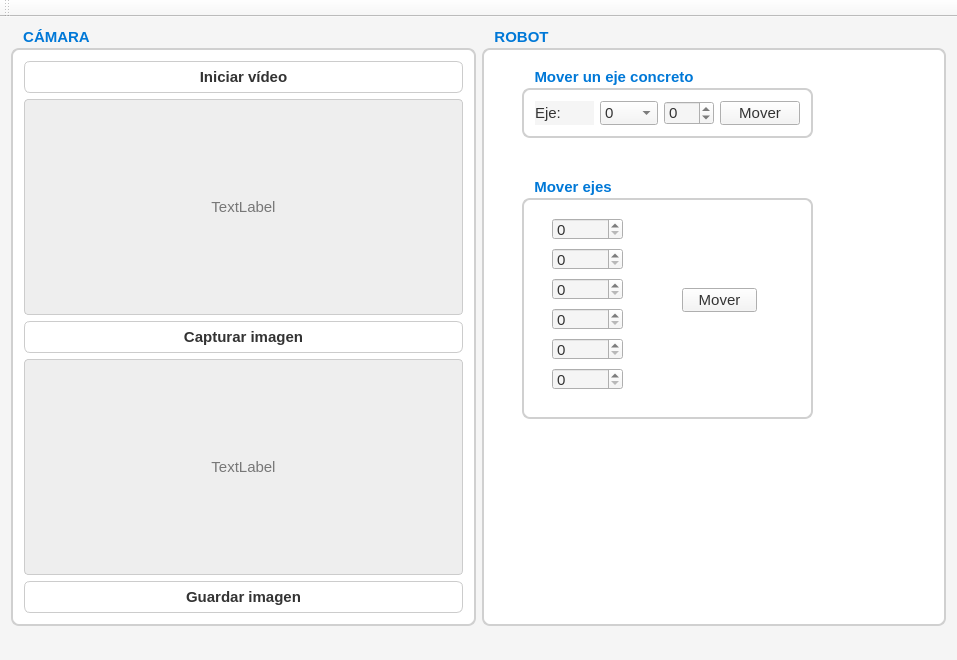
This is interfaz_robot/interfaz_robot.ui in AidaM00/interfaz_robot as Qt 5 draws it before an edit. The edited form follows.
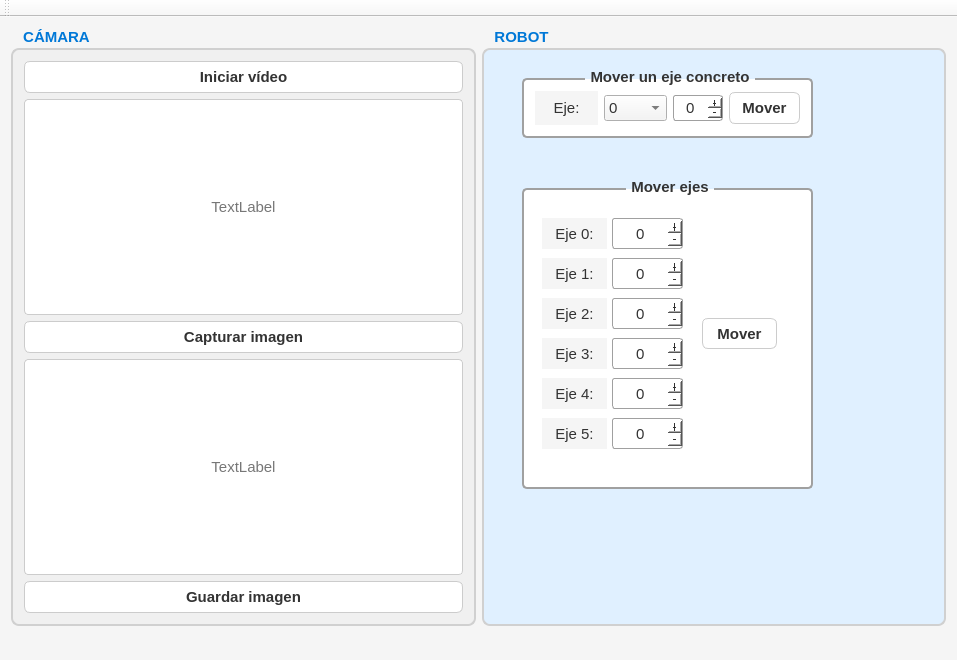
This is the edited form.

Commit message: cambios estéticos de la interfaz

The edit to the form file:
```diff
--- a/interfaz_robot/interfaz_robot.ui
+++ b/interfaz_robot/interfaz_robot.ui
@@ -28,7 +28,7 @@
      <widget class="QGroupBox" name="groupBox_camara">
       <property name="styleSheet">
        <string notr="true">QGroupBox {
-    background-color: #ffffff;
+    background-color: #F0F0F0; /* gris clarito */
     border: 2px solid #d0d0d0;
     border-radius: 8px;
     margin-top: 20px;
@@ -47,6 +47,9 @@
       <property name="title">
        <string>CÁMARA</string>
       </property>
+      <property name="alignment">
+       <set>Qt::AlignCenter</set>
+      </property>
       <layout class="QVBoxLayout" name="verticalLayout">
        <item>
         <widget class="QPushButton" name="btnInicio">
@@ -92,11 +95,13 @@
         <widget class="QLabel" name="lblInicio">
          <property name="styleSheet">
           <string notr="true">QLabel {
-    background-color: #eeeeee;
+    background-color: #ffffff;
     border: 1px solid #cccccc;
     border-radius: 4px;
     color: #777777;
-}</string>
+}
+
+</string>
          </property>
          <property name="frameShape">
           <enum>QFrame::Box</enum>
@@ -150,7 +155,7 @@
         <widget class="QLabel" name="lblCaptura">
          <property name="styleSheet">
           <string notr="true">QLabel {
-    background-color: #eeeeee;
+    background-color: #ffffff;
     border: 1px solid #cccccc;
     border-radius: 4px;
     color: #777777;
@@ -211,7 +216,7 @@
      <widget class="QGroupBox" name="groupBox_robot">
       <property name="styleSheet">
        <string notr="true">QGroupBox {
-    background-color: #ffffff;       /* blanco dentro de cada sección */
+    background-color: #E0F0FF;  /* azul claro */
     border: 2px solid #d0d0d0;
     border-radius: 8px;
     margin-top: 20px;                /* espacio para el título */
@@ -230,6 +235,12 @@
       <property name="title">
        <string>ROBOT</string>
       </property>
+      <property name="alignment">
+       <set>Qt::AlignCenter</set>
+      </property>
+      <property name="checkable">
+       <bool>false</bool>
+      </property>
       <widget class="QGroupBox" name="groupBox_movimiento">
        <property name="geometry">
         <rect>
@@ -239,15 +250,59 @@
          <height>70</height>
         </rect>
        </property>
+       <property name="styleSheet">
+        <string notr="true">QGroupBox {
+    background-color: rgb(255, 255, 255);
+    border: 2px solid #A0A0A0;  /* borde gris */
+    border-radius: 5px;
+    margin-top: 10px;
+    font-weight: bold;
+}
+
+QGroupBox::title {
+    subcontrol-origin: margin;
+    subcontrol-position: top center; /* título centrado */
+    padding: 0 3px;
+    color: #333333;
+}
+
+QSpinBox {
+    background-color: #FFFFFF;
+    border: 1px solid #A0A0A0;
+    border-radius: 3px;
+    padding: 2px;
+}
+
+QPushButton {
+    background-color: #87CEFA; /* azul cielo */
+    border: 1px solid #555;
+    border-radius: 5px;
+    padding: 5px;
+}
+
+QPushButton:hover {
+    background-color: #00BFFF; /* azul más intenso al pasar el ratón */
+}
+</string>
+       </property>
        <property name="title">
         <string>Mover un eje concreto</string>
        </property>
        <layout class="QHBoxLayout" name="horizontalLayout">
         <item>
-         <widget class="QLabel" name="label">
+         <widget class="QLabel" name="label_eje_solo">
+          <property name="layoutDirection">
+           <enum>Qt::LeftToRight</enum>
+          </property>
+          <property name="styleSheet">
+           <string notr="true"/>
+          </property>
           <property name="text">
            <string>Eje:</string>
           </property>
+          <property name="alignment">
+           <set>Qt::AlignCenter</set>
+          </property>
          </widget>
         </item>
         <item>
@@ -304,6 +359,12 @@
             <height>0</height>
            </size>
           </property>
+          <property name="alignment">
+           <set>Qt::AlignCenter</set>
+          </property>
+          <property name="buttonSymbols">
+           <enum>QAbstractSpinBox::PlusMinus</enum>
+          </property>
           <property name="minimum">
            <number>-90</number>
           </property>
@@ -314,6 +375,36 @@
         </item>
         <item>
          <widget class="QPushButton" name="btnMover1">
+          <property name="styleSheet">
+           <string notr="true">QPushButton {
+    background-color: #ffffff;       
+    border: 1px solid #cccccc;       
+    border-radius: 6px;              
+    padding: 6px 12px;               
+    color: #333333;                  
+    font-weight: bold;
+}
+
+/* Al pasar el ratón por encima */
+QPushButton:hover {
+    background-color: #e6f0ff;       /* azul muy claro (efecto hover) */
+    border: 1px solid #99c2ff;
+}
+
+/* Al hacer clic */
+QPushButton:pressed {
+    background-color: #cce0ff;       /* azul un poco más fuerte */
+    border: 1px solid #66a3ff;
+}
+
+/* Si está deshabilitado */
+QPushButton:disabled {
+    background-color: #f0f0f0;
+    color: #aaaaaa;
+    border: 1px solid #dddddd;
+}
+</string>
+          </property>
           <property name="text">
            <string>Mover</string>
           </property>
@@ -327,31 +418,101 @@
          <x>40</x>
          <y>150</y>
          <width>291</width>
-         <height>241</height>
+         <height>311</height>
         </rect>
        </property>
+       <property name="styleSheet">
+        <string notr="true">QGroupBox {
+	background-color: rgb(255, 255, 255);
+    border: 2px solid #A0A0A0;  /* borde gris */
+    border-radius: 5px;
+    margin-top: 10px;
+    font-weight: bold;
+}
+
+QGroupBox::title {
+    subcontrol-origin: margin;
+    subcontrol-position: top center; /* título centrado */
+    padding: 0 3px;
+    color: #333333;
+}
+
+QSpinBox {
+    background-color: #FFFFFF;
+    border: 1px solid #A0A0A0;
+    border-radius: 3px;
+    padding: 2px;
+}
+
+QPushButton {
+    background-color: #87CEFA; /* azul cielo */
+    border: 1px solid #555;
+    border-radius: 5px;
+    padding: 5px;
+}
+
+QPushButton:hover {
+    background-color: #00BFFF; /* azul más intenso al pasar el ratón */
+}
+</string>
+       </property>
        <property name="title">
         <string>Mover ejes</string>
        </property>
        <widget class="QSpinBox" name="spinEje0">
         <property name="geometry">
          <rect>
-          <x>30</x>
+          <x>90</x>
           <y>40</y>
           <width>71</width>
-          <height>22</height>
+          <height>31</height>
          </rect>
         </property>
+        <property name="alignment">
+         <set>Qt::AlignCenter</set>
+        </property>
+        <property name="buttonSymbols">
+         <enum>QAbstractSpinBox::PlusMinus</enum>
+        </property>
        </widget>
        <widget class="QPushButton" name="btnMoverTodos">
         <property name="geometry">
          <rect>
-          <x>160</x>
-          <y>110</y>
+          <x>180</x>
+          <y>140</y>
           <width>75</width>
-          <height>24</height>
+          <height>31</height>
          </rect>
         </property>
+        <property name="styleSheet">
+         <string notr="true">QPushButton {
+    background-color: #ffffff;       
+    border: 1px solid #cccccc;       
+    border-radius: 6px;              
+    padding: 6px 12px;               
+    color: #333333;                  
+    font-weight: bold;
+}
+
+/* Al pasar el ratón por encima */
+QPushButton:hover {
+    background-color: #e6f0ff;       /* azul muy claro (efecto hover) */
+    border: 1px solid #99c2ff;
+}
+
+/* Al hacer clic */
+QPushButton:pressed {
+    background-color: #cce0ff;       /* azul un poco más fuerte */
+    border: 1px solid #66a3ff;
+}
+
+/* Si está deshabilitado */
+QPushButton:disabled {
+    background-color: #f0f0f0;
+    color: #aaaaaa;
+    border: 1px solid #dddddd;
+}</string>
+        </property>
         <property name="text">
          <string>Mover</string>
         </property>
@@ -359,51 +520,210 @@
        <widget class="QSpinBox" name="spinEje1">
         <property name="geometry">
          <rect>
-          <x>30</x>
-          <y>70</y>
+          <x>90</x>
+          <y>80</y>
           <width>71</width>
-          <height>22</height>
+          <height>31</height>
          </rect>
         </property>
+        <property name="alignment">
+         <set>Qt::AlignCenter</set>
+        </property>
+        <property name="buttonSymbols">
+         <enum>QAbstractSpinBox::PlusMinus</enum>
+        </property>
        </widget>
        <widget class="QSpinBox" name="spinEje2">
         <property name="geometry">
          <rect>
-          <x>30</x>
-          <y>100</y>
+          <x>90</x>
+          <y>120</y>
           <width>71</width>
-          <height>22</height>
+          <height>31</height>
          </rect>
         </property>
+        <property name="alignment">
+         <set>Qt::AlignCenter</set>
+        </property>
+        <property name="buttonSymbols">
+         <enum>QAbstractSpinBox::PlusMinus</enum>
+        </property>
        </widget>
        <widget class="QSpinBox" name="spinEje3">
         <property name="geometry">
          <rect>
-          <x>30</x>
-          <y>130</y>
+          <x>90</x>
+          <y>160</y>
           <width>71</width>
-          <height>22</height>
+          <height>31</height>
          </rect>
         </property>
+        <property name="alignment">
+         <set>Qt::AlignCenter</set>
+        </property>
+        <property name="buttonSymbols">
+         <enum>QAbstractSpinBox::PlusMinus</enum>
+        </property>
        </widget>
        <widget class="QSpinBox" name="spinEje4">
         <property name="geometry">
          <rect>
-          <x>30</x>
-          <y>160</y>
+          <x>90</x>
+          <y>200</y>
           <width>71</width>
-          <height>22</height>
+          <height>31</height>
          </rect>
         </property>
+        <property name="alignment">
+         <set>Qt::AlignCenter</set>
+        </property>
+        <property name="buttonSymbols">
+         <enum>QAbstractSpinBox::PlusMinus</enum>
+        </property>
        </widget>
        <widget class="QSpinBox" name="spinEje5">
         <property name="geometry">
          <rect>
-          <x>30</x>
-          <y>190</y>
+          <x>90</x>
+          <y>240</y>
           <width>71</width>
-          <height>22</height>
+          <height>31</height>
          </rect>
+        </property>
+        <property name="alignment">
+         <set>Qt::AlignCenter</set>
+        </property>
+        <property name="buttonSymbols">
+         <enum>QAbstractSpinBox::PlusMinus</enum>
+        </property>
+       </widget>
+       <widget class="QLabel" name="label_eje0">
+        <property name="geometry">
+         <rect>
+          <x>20</x>
+          <y>40</y>
+          <width>65</width>
+          <height>31</height>
+         </rect>
+        </property>
+        <property name="layoutDirection">
+         <enum>Qt::LeftToRight</enum>
+        </property>
+        <property name="text">
+         <string>Eje 0:</string>
+        </property>
+        <property name="alignment">
+         <set>Qt::AlignCenter</set>
+        </property>
+       </widget>
+       <widget class="QLabel" name="label_eje1">
+        <property name="geometry">
+         <rect>
+          <x>20</x>
+          <y>80</y>
+          <width>65</width>
+          <height>31</height>
+         </rect>
+        </property>
+        <property name="layoutDirection">
+         <enum>Qt::LeftToRight</enum>
+        </property>
+        <property name="styleSheet">
+         <string notr="true"/>
+        </property>
+        <property name="text">
+         <string>Eje 1:</string>
+        </property>
+        <property name="alignment">
+         <set>Qt::AlignCenter</set>
+        </property>
+       </widget>
+       <widget class="QLabel" name="label_eje2">
+        <property name="geometry">
+         <rect>
+          <x>20</x>
+          <y>120</y>
+          <width>65</width>
+          <height>31</height>
+         </rect>
+        </property>
+        <property name="layoutDirection">
+         <enum>Qt::LeftToRight</enum>
+        </property>
+        <property name="styleSheet">
+         <string notr="true"/>
+        </property>
+        <property name="text">
+         <string>Eje 2:</string>
+        </property>
+        <property name="alignment">
+         <set>Qt::AlignCenter</set>
+        </property>
+       </widget>
+       <widget class="QLabel" name="label_eje3">
+        <property name="geometry">
+         <rect>
+          <x>20</x>
+          <y>160</y>
+          <width>65</width>
+          <height>31</height>
+         </rect>
+        </property>
+        <property name="layoutDirection">
+         <enum>Qt::LeftToRight</enum>
+        </property>
+        <property name="styleSheet">
+         <string notr="true"/>
+        </property>
+        <property name="text">
+         <string>Eje 3:</string>
+        </property>
+        <property name="alignment">
+         <set>Qt::AlignCenter</set>
+        </property>
+       </widget>
+       <widget class="QLabel" name="label_eje4">
+        <property name="geometry">
+         <rect>
+          <x>20</x>
+          <y>200</y>
+          <width>65</width>
+          <height>31</height>
+         </rect>
+        </property>
+        <property name="layoutDirection">
+         <enum>Qt::LeftToRight</enum>
+        </property>
+        <property name="styleSheet">
+         <string notr="true"/>
+        </property>
+        <property name="text">
+         <string>Eje 4:</string>
+        </property>
+        <property name="alignment">
+         <set>Qt::AlignCenter</set>
+        </property>
+       </widget>
+       <widget class="QLabel" name="label_eje5">
+        <property name="geometry">
+         <rect>
+          <x>20</x>
+          <y>240</y>
+          <width>65</width>
+          <height>31</height>
+         </rect>
+        </property>
+        <property name="layoutDirection">
+         <enum>Qt::LeftToRight</enum>
+        </property>
+        <property name="styleSheet">
+         <string notr="true"/>
+        </property>
+        <property name="text">
+         <string>Eje 5:</string>
+        </property>
+        <property name="alignment">
+         <set>Qt::AlignCenter</set>
         </property>
        </widget>
       </widget>
```
